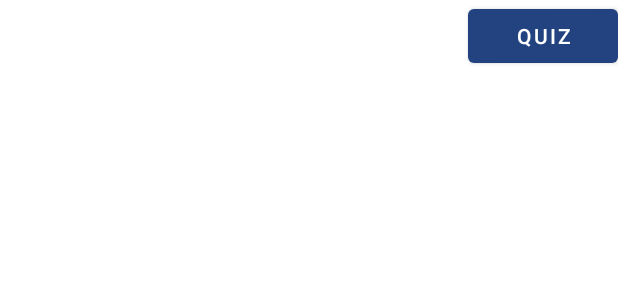
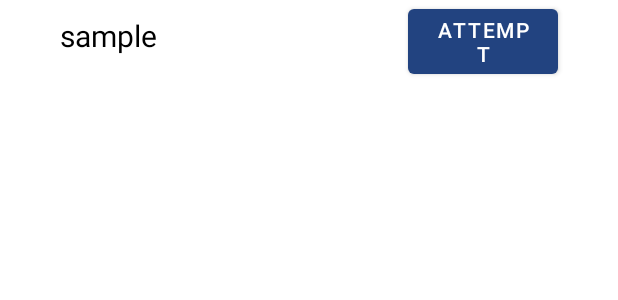
Before and after one commit to Punarvavyas/Coding-City, an Android app: the layout quiz_list_item.xml on its own in the app's theme, with its tools: preview values and no code run, on a phone screen of 412 x 824 dp. Shown: the top 300 px of the screen. Run offline under Robolectric (Android 15) with nearby library versions, the phone set to English and light mode, and no system bars.

Commit message:
quiz marks added

```diff
--- a/app/src/main/res/layout/course_content.xml
+++ b/app/src/main/res/layout/course_content.xml
@@ -34,12 +34,13 @@
         android:layout_height="wrap_content"
         android:layout_below="@+id/tabs"
         android:divider="@android:color/transparent"
-        android:dividerHeight="5dp"></ListView>
+        android:dividerHeight="5dp"/>
 
     <ListView
         android:id="@+id/quiz_list"
         android:layout_width="match_parent"
         android:layout_height="match_parent"
         android:layout_below="@+id/tabs"
-        android:visibility="invisible"></ListView>
+        android:visibility="invisible"/>
+
 </RelativeLayout>
--- a/app/src/main/res/layout/quiz_list_item.xml
+++ b/app/src/main/res/layout/quiz_list_item.xml
@@ -2,13 +2,20 @@
 <LinearLayout xmlns:android="http://schemas.android.com/apk/res/android"
     android:layout_width="match_parent"
     android:layout_height="wrap_content"
-    android:orientation="horizontal">
+    android:orientation="horizontal"
+    android:layout_marginHorizontal="20dp">
 
     <TextView
+        android:layout_marginLeft="20dp"
         android:id="@+id/quiz_tv"
-        android:layout_width="wrap_content"
+        android:layout_width="match_parent"
+        android:paddingVertical="10dp"
         android:layout_height="wrap_content"
-        android:layout_weight="1" />
+        android:layout_weight="1"
+        android:text="@string/sample"
+        android:textSize="20sp"
+        android:textColor="@color/black"
+        />
 
     <Button
         android:id="@+id/qz_button"
@@ -16,6 +23,17 @@
         android:layout_height="wrap_content"
         android:layout_gravity="center"
         android:layout_weight="0"
-        android:text="QUIZ" />
+        android:text="Attempt"
+        android:layout_marginRight="20dp"/>
+
+    <TextView
+        android:id="@+id/result"
+        android:layout_width="wrap_content"
+        android:layout_height="wrap_content"
+        android:text="40%"
+        android:textColor="@color/coloreGreen"
+        android:textSize="22sp"
+        android:visibility="gone"
+        android:layout_marginRight="30dp"/>
 
 </LinearLayout>
--- a/app/src/main/res/values/colors.xml
+++ b/app/src/main/res/values/colors.xml
@@ -22,4 +22,5 @@
     <color name="colorDarkYellow">#F0B701</color>
     <color name="white">#FFFFFF</color>
     <color name="grey">#999999</color>
+    <color name="black">#000</color>
 </resources>
--- a/app/src/main/res/values/strings.xml
+++ b/app/src/main/res/values/strings.xml
@@ -41,4 +41,5 @@
     <string name="description">Description</string>
     <string name="course_content">Course content</string>
     <string name="enrolled_opencourse">Enrolled: Opencourse</string>
+    <string name="sample">sample</string>
 </resources>
```
Also changed, not shown: app/src/main/java/com/bignerdranch/android/codingcity/courseinfo/CourseContent.java (+17 -5 lines).
